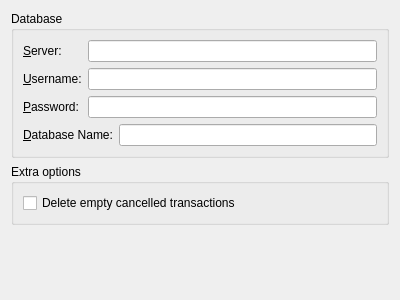
Above: src/ui/prefs_db.ui from miguelchavez/lemonpos before the change. Below: the same form after it.
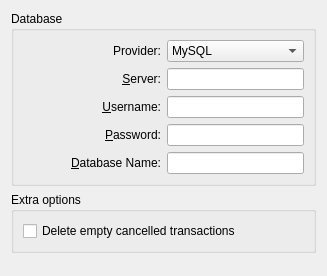
That is the form after the change.

Patch:
```diff
--- a/src/ui/prefs_db.ui
+++ b/src/ui/prefs_db.ui
@@ -1,63 +1,96 @@
 <ui version="4.0" >
  <class>prefs_db</class>
- <widget class="QWidget" name="prefs_db" >
-  <property name="geometry" >
+ <widget class="QWidget" name="prefs_db">
+  <property name="geometry">
    <rect>
     <x>0</x>
     <y>0</y>
-    <width>400</width>
-    <height>300</height>
+    <width>324</width>
+    <height>276</height>
    </rect>
   </property>
   <property name="windowTitle" >
    <string>Form</string>
   </property>
-  <layout class="QVBoxLayout" >
+  <layout class="QVBoxLayout" name="verticalLayout">
    <item>
-    <widget class="QGroupBox" name="groupBox" >
-     <property name="title" >
+    <widget class="QGroupBox" name="groupBox">
+     <property name="title">
       <string>Database</string>
      </property>
-     <layout class="QGridLayout" >
-      <item row="0" column="0" >
-       <widget class="QLabel" name="label" >
-        <property name="text" >
+     <layout class="QGridLayout" name="gridLayout">
+      <item row="0" column="0">
+       <widget class="QLabel" name="lbl_provider">
+        <property name="text">
+         <string>Provider:</string>
+        </property>
+        <property name="alignment">
+         <set>Qt::AlignRight|Qt::AlignTrailing|Qt::AlignVCenter</set>
+        </property>
+       </widget>
+      </item>
+      <item row="0" column="1">
+       <widget class="QComboBox" name="kcfg_editDBProvider">
+        <item>
+         <property name="text">
+          <string>MySQL</string>
+         </property>
+        </item>
+        <item>
+         <property name="text">
+          <string>PostgreSQL</string>
+         </property>
+        </item>
+       </widget>
+      </item>
+      <item row="1" column="0">
+       <widget class="QLabel" name="label">
+        <property name="text">
          <string>&amp;Server:</string>
         </property>
-        <property name="buddy" >
+        <property name="alignment">
+         <set>Qt::AlignRight|Qt::AlignTrailing|Qt::AlignVCenter</set>
+        </property>
+        <property name="buddy">
          <cstring>kcfg_editDBServer</cstring>
         </property>
        </widget>
       </item>
-      <item row="0" column="1" colspan="2" >
-       <widget class="QLineEdit" name="kcfg_editDBServer" />
+      <item row="1" column="1">
+       <widget class="QLineEdit" name="kcfg_editDBServer"/>
       </item>
-      <item row="1" column="0" >
-       <widget class="QLabel" name="label_2" >
-        <property name="text" >
+      <item row="2" column="0">
+       <widget class="QLabel" name="label_2">
+        <property name="text">
          <string>&amp;Username:</string>
         </property>
-        <property name="buddy" >
+        <property name="alignment">
+         <set>Qt::AlignRight|Qt::AlignTrailing|Qt::AlignVCenter</set>
+        </property>
+        <property name="buddy">
          <cstring>kcfg_editDBUsername</cstring>
         </property>
        </widget>
       </item>
-      <item row="1" column="1" colspan="2" >
-       <widget class="QLineEdit" name="kcfg_editDBUsername" />
+      <item row="2" column="1">
+       <widget class="QLineEdit" name="kcfg_editDBUsername"/>
       </item>
-      <item row="2" column="0" >
-       <widget class="QLabel" name="label_3" >
-        <property name="text" >
+      <item row="3" column="0">
+       <widget class="QLabel" name="label_3">
+        <property name="text">
          <string>&amp;Password:</string>
         </property>
-        <property name="buddy" >
+        <property name="alignment">
+         <set>Qt::AlignRight|Qt::AlignTrailing|Qt::AlignVCenter</set>
+        </property>
+        <property name="buddy">
          <cstring>kcfg_editDBPassword</cstring>
         </property>
        </widget>
       </item>
-      <item row="2" column="1" colspan="2" >
-       <widget class="QLineEdit" name="kcfg_editDBPassword" >
-        <property name="inputMask" >
+      <item row="3" column="1">
+       <widget class="QLineEdit" name="kcfg_editDBPassword">
+        <property name="inputMask">
          <string/>
         </property>
         <property name="echoMode" >
@@ -65,10 +98,10 @@
         </property>
        </widget>
       </item>
-      <item row="3" column="0" colspan="2" >
-       <widget class="QLabel" name="label_4" >
-        <property name="sizePolicy" >
-         <sizepolicy vsizetype="Minimum" hsizetype="MinimumExpanding" >
+      <item row="4" column="0">
+       <widget class="QLabel" name="label_4">
+        <property name="sizePolicy">
+         <sizepolicy hsizetype="MinimumExpanding" vsizetype="Minimum">
           <horstretch>0</horstretch>
           <verstretch>0</verstretch>
          </sizepolicy>
@@ -76,26 +109,29 @@
         <property name="text" >
          <string>&amp;Database Name:</string>
         </property>
-        <property name="buddy" >
+        <property name="alignment">
+         <set>Qt::AlignRight|Qt::AlignTrailing|Qt::AlignVCenter</set>
+        </property>
+        <property name="buddy">
          <cstring>kcfg_editDBName</cstring>
         </property>
        </widget>
       </item>
-      <item row="3" column="2" >
-       <widget class="QLineEdit" name="kcfg_editDBName" />
+      <item row="4" column="1">
+       <widget class="QLineEdit" name="kcfg_editDBName"/>
       </item>
      </layout>
     </widget>
    </item>
    <item>
-    <widget class="QGroupBox" name="groupBox_2" >
-     <property name="title" >
+    <widget class="QGroupBox" name="groupBox_2">
+     <property name="title">
       <string>Extra options</string>
      </property>
-     <layout class="QVBoxLayout" >
+     <layout class="QVBoxLayout">
       <item>
-       <widget class="QCheckBox" name="kcfg_deleteEmptyCancelledTransactions" >
-        <property name="text" >
+       <widget class="QCheckBox" name="kcfg_deleteEmptyCancelledTransactions">
+        <property name="text">
          <string>Delete empty cancelled transactions</string>
         </property>
        </widget>
```
Left out of the diff: 13 changed lines with no effect on the pictures.
